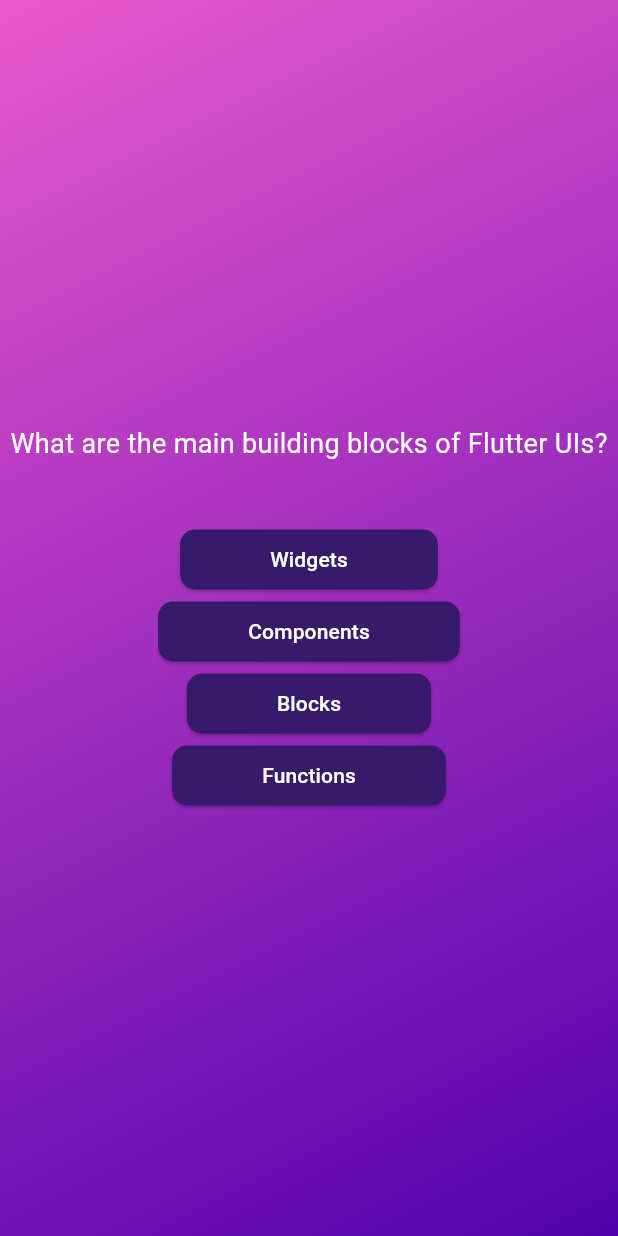
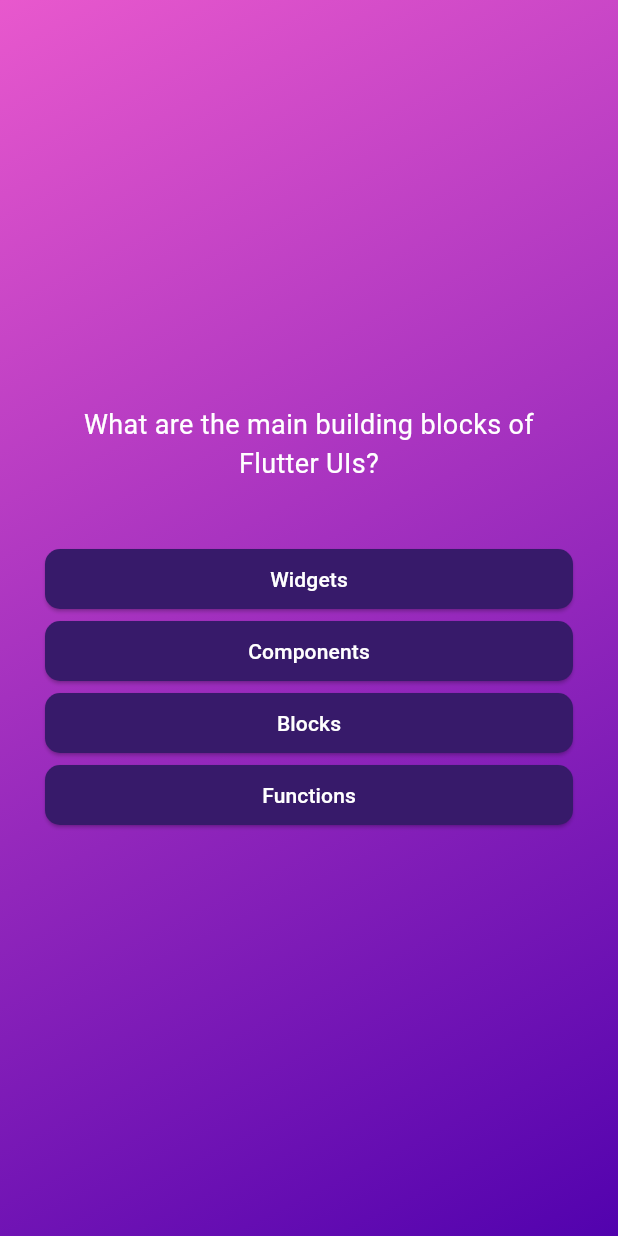
Before and after one commit to viniduminsara/Flutter_Quiz_App, a Flutter app: the screen it shows after launch, after a tap on "Start Quiz", on a phone screen of 412 x 824 dp. Run offline on Flutter 3.47's test engine with Material 3 defaults, Android fonts, the phone set to English and light mode, and no system bars.

Commit message:
complete question show

```diff
--- a/lib/question_screen.dart
+++ b/lib/question_screen.dart
@@ -16,10 +16,13 @@ class _QuestionScreenState extends State<QusetionScreen> {
 
   @override
   Widget build(BuildContext context) {
-    return SizedBox(
+    return Container(
+      margin: const EdgeInsets.all(30),
+      child: SizedBox(
         width: double.infinity,
         child: Column(
           mainAxisAlignment: MainAxisAlignment.center,
+          crossAxisAlignment: CrossAxisAlignment.stretch,
           children: [
             Text(
               currentQuestion.text,
@@ -27,25 +30,17 @@ class _QuestionScreenState extends State<QusetionScreen> {
                 color: Colors.white,
                 fontSize: 18,
               ),
+              textAlign: TextAlign.center  ,
             ),
             const SizedBox(height: 40),
-          AnswerButton(
-            answerText: currentQuestion.answers[0],
+            ...currentQuestion.answers.map((answer) {
+              return AnswerButton(
+                answerText: answer,
                 onTap: () {},
+              );
+            }),
+          ],
         ),
-          AnswerButton(
-            answerText: currentQuestion.answers[1],
-            onTap: () {},
-          ),
-          AnswerButton(
-            answerText: currentQuestion.answers[2],
-            onTap: () {},
-          ),
-          AnswerButton(
-            answerText: currentQuestion.answers[3],
-            onTap: () {},
-          ),
-        ],
       ),
     );
   }
```
Lines whose indentation alone changed are shown as unchanged.
